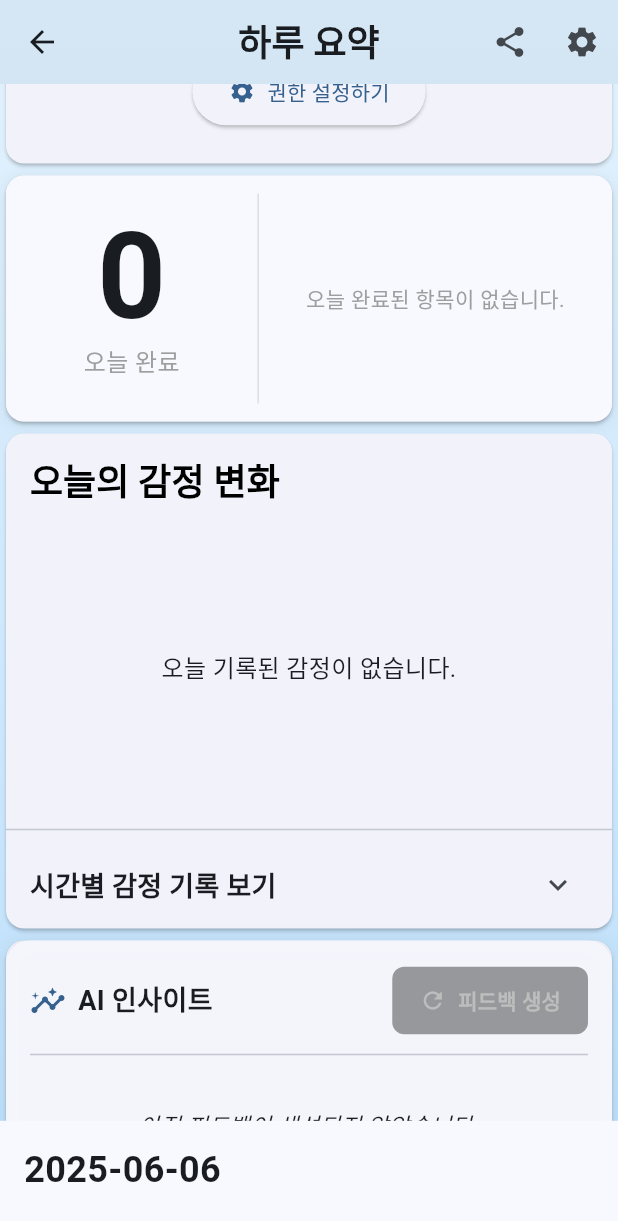
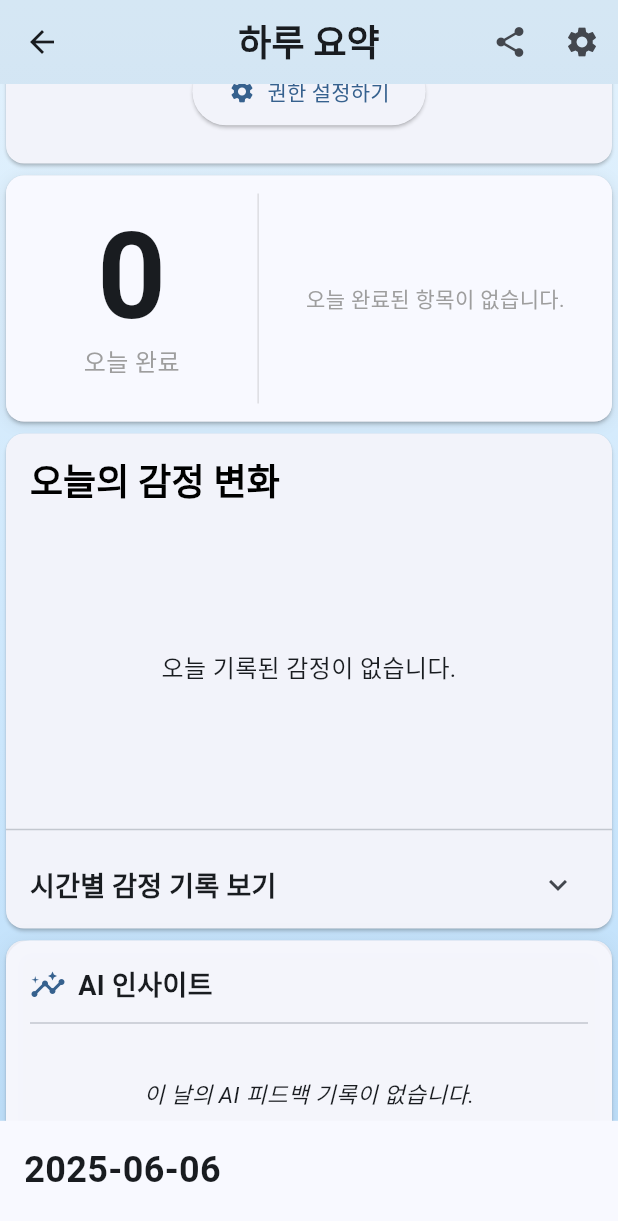
Before and after one commit to Splleat/Recap-Today, a Flutter app: the SummaryScreen screen opened by its route, scrolled down 576 dp, on a phone screen of 412 x 824 dp. Shown: the top 1221 px of the screen. Run offline on Flutter 3.47's test engine with Material 3 defaults, Android fonts, the phone set to English and light mode, and no system bars; our stand-ins replace dio, fl_chart, freezed_annotation, geocoding, geolocator, image_picker and 7 more; missing offline and left inert: flutter_background_service, health, installed_apps, kakao_map_plugin; accounts and stored records are empty; Roboto replaces fonts that are missing (Pretendard); statements that could not run were skipped.

Commit message:
캘린더에 인공지능 위젯 조회 추가

```diff
--- a/lib/screens/summary_screen.dart
+++ b/lib/screens/summary_screen.dart
@@ -111,7 +111,12 @@ class _SummaryScreenState extends State<SummaryScreen> {
                     Card(child: AppUsage()),
                     Card(child: ChecklistAchievement()),
                     Card(child: EmotionSummaryGraph(date: DateTime.now())),
-                    Card(child: AiFeedbackWidget(service: AiFeedbackService())),
+                    Card(
+                      child: AiFeedbackWidget(
+                        service: AiFeedbackService(),
+                        date: DateTime.now(),
+                      ),
+                    ),
                     Card(
                       child: SizedBox(
                         height: MediaQuery.of(context).size.height * 0.075,
--- a/lib/widget/summary/ai_feedback.dart
+++ b/lib/widget/summary/ai_feedback.dart
@@ -47,6 +47,8 @@ class AiFeedback extends StatelessWidget {
                   style: TextStyle(fontSize: 18, fontWeight: FontWeight.bold),
                 ),
                 const Spacer(),
+                // show button only when onRequestFeedback is provided
+                if (onRequestFeedback != null)
                   ElevatedButton.icon(
                     onPressed: isButtonEnabled ? onRequestFeedback : null,
                     icon: Icon(
@@ -56,7 +58,8 @@ class AiFeedback extends StatelessWidget {
                     label: Text(
                       '피드백 생성',
                       style: TextStyle(
-                      color: isButtonEnabled ? Colors.white : Colors.grey[400],
+                        color:
+                            isButtonEnabled ? Colors.white : Colors.grey[400],
                         fontWeight: FontWeight.bold,
                       ),
                     ),
@@ -99,7 +102,7 @@ class AiFeedback extends StatelessWidget {
                 padding: EdgeInsets.symmetric(vertical: 24.0),
                 child: Center(
                   child: Text(
-                    '아직 피드백이 생성되지 않았습니다.',
+                    '이 날의 AI 피드백 기록이 없습니다.',
                     style: TextStyle(fontSize: 15, fontStyle: FontStyle.italic),
                   ),
                 ),
@@ -113,7 +116,12 @@ class AiFeedback extends StatelessWidget {
 
 class AiFeedbackWidget extends StatefulWidget {
   final AiFeedbackService service;
-  const AiFeedbackWidget({super.key, required this.service});
+  final DateTime date;
+  const AiFeedbackWidget({
+    super.key,
+    required this.service,
+    required this.date,
+  });
 
   @override
   State<AiFeedbackWidget> createState() => _AiFeedbackWidgetState();
@@ -122,6 +130,30 @@ class AiFeedbackWidget extends StatefulWidget {
 class _AiFeedbackWidgetState extends State<AiFeedbackWidget> {
   String? feedbackText;
   bool isLoading = false;
+
+  @override
+  void initState() {
+    super.initState();
+    // defer loading existing feedback to after first frame to avoid notifyListeners during build
+    WidgetsBinding.instance.addPostFrameCallback((_) {
+      _loadExistingFeedback();
+    });
+  }
+
+  Future<void> _loadExistingFeedback() async {
+    final dateString =
+        "${widget.date.year.toString().padLeft(4, '0')}-${widget.date.month.toString().padLeft(2, '0')}-${widget.date.day.toString().padLeft(2, '0')}";
+    final aiFeedbackProvider = Provider.of<AiFeedbackProvider>(
+      context,
+      listen: false,
+    );
+    final list = await aiFeedbackProvider.getFeedbacksByDate(dateString);
+    if (list.isNotEmpty) {
+      setState(() {
+        feedbackText = list.first.feedback_text;
+      });
+    }
+  }
 
   Future<void> _requestFeedback() async {
     setState(() {
@@ -141,9 +173,9 @@ class _AiFeedbackWidgetState extends State<AiFeedbackWidget> {
         context,
         listen: false,
       );
-      final today = DateTime.now();
+      final date = widget.date;
       final dateString =
-          "${today.year.toString().padLeft(4, '0')}-${today.month.toString().padLeft(2, '0')}-${today.day.toString().padLeft(2, '0')}";
+          "${date.year.toString().padLeft(4, '0')}-${date.month.toString().padLeft(2, '0')}-${date.day.toString().padLeft(2, '0')}";
       await aiFeedbackProvider.addFeedback(dateString, text ?? '');
       setState(() {
         feedbackText = text;
@@ -165,14 +197,22 @@ class _AiFeedbackWidgetState extends State<AiFeedbackWidget> {
 
   @override
   Widget build(BuildContext context) {
+    // only allow feedback generation on the selected date that is today
+    final today = DateTime.now();
+    final isToday =
+        widget.date.year == today.year &&
+        widget.date.month == today.month &&
+        widget.date.day == today.day;
     final isLoggedIn = context.select<LoginProvider, bool>(
       (login) => login.authToken != null && login.authToken!.isNotEmpty,
     );
     return AiFeedback(
       feedbackText: feedbackText,
       isLoading: isLoading,
-      onRequestFeedback: _requestFeedback,
-      isButtonEnabled: isLoggedIn && !isLoading,
+      // provide request callback only if it's today and user is logged in
+      onRequestFeedback:
+          isToday && isLoggedIn && !isLoading ? _requestFeedback : null,
+      isButtonEnabled: isToday && isLoggedIn && !isLoading,
     );
   }
 }
```
Also changed, not shown: lib/provider/ai_feedback_provider.dart (+9 -4 lines), lib/screens/daily_summary_screen.dart (+13 -0 lines). Lines whose indentation alone changed are shown as unchanged.
